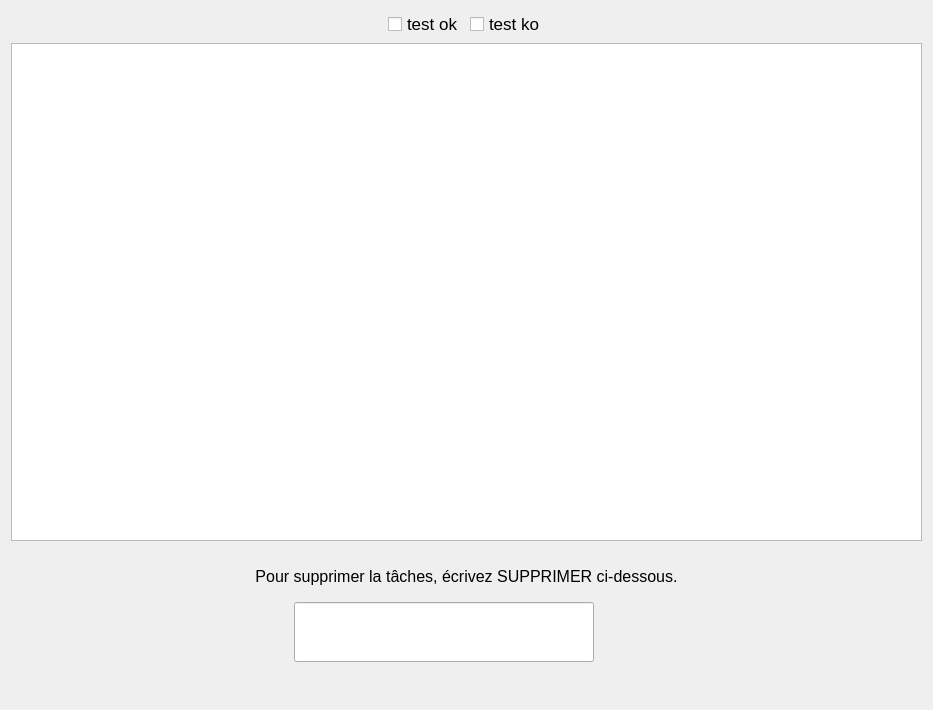
Old version of the form App/Juntos/uitestunitaire.ui in the repository workspacerg/Juntos.
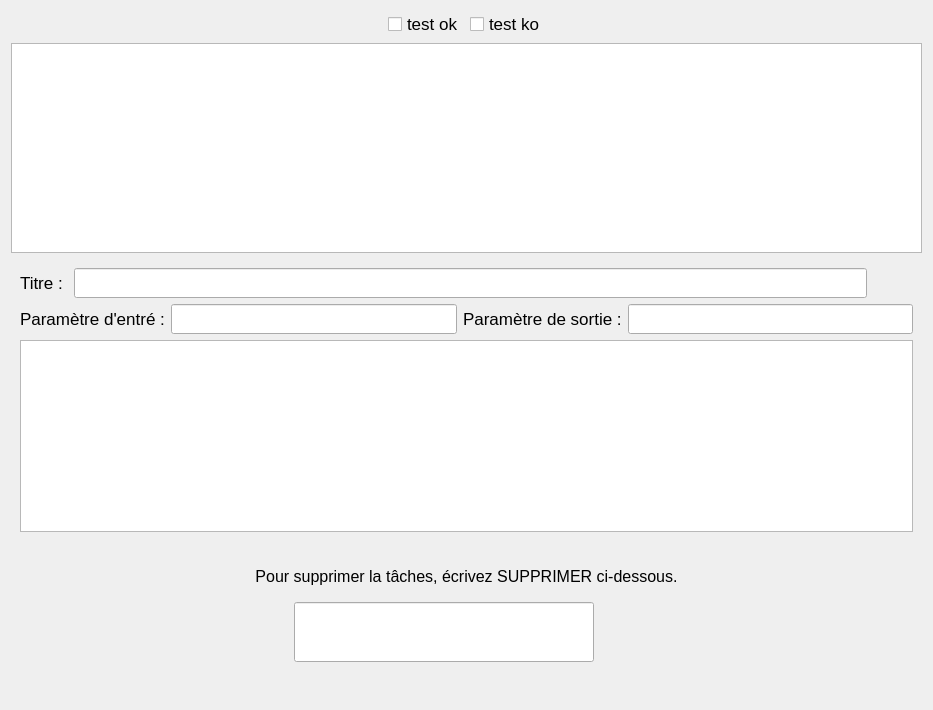
New version of the form. Icons and pictures are not drawn.

Diff of the .ui file:
```diff
--- a/App/Juntos/uitestunitaire.ui
+++ b/App/Juntos/uitestunitaire.ui
@@ -13,7 +13,7 @@
   <property name="windowTitle">
    <string>Dialog</string>
   </property>
-  <layout class="QVBoxLayout" name="verticalLayout_2">
+  <layout class="QVBoxLayout" name="verticalLayout_3">
    <item>
     <layout class="QHBoxLayout" name="horizontalLayout">
      <item>
@@ -99,6 +99,112 @@
      </property>
     </widget>
    </item>
+   <item>
+    <widget class="QWidget" name="addBox" native="true">
+     <layout class="QVBoxLayout" name="verticalLayout_2">
+      <item>
+       <layout class="QHBoxLayout" name="horizontalLayout_5">
+        <item>
+         <widget class="QLabel" name="label_2">
+          <property name="font">
+           <font>
+            <pointsize>13</pointsize>
+           </font>
+          </property>
+          <property name="text">
+           <string>Titre : </string>
+          </property>
+         </widget>
+        </item>
+        <item>
+         <widget class="QLineEdit" name="TitreLine">
+          <property name="minimumSize">
+           <size>
+            <width>0</width>
+            <height>30</height>
+           </size>
+          </property>
+         </widget>
+        </item>
+        <item>
+         <widget class="QPushButton" name="save_test">
+          <property name="text">
+           <string/>
+          </property>
+          <property name="icon">
+           <iconset resource="Images.qrc">
+            <normaloff>:/new/MenuInterface/Ressouces/plus-512.png</normaloff>:/new/MenuInterface/Ressouces/plus-512.png</iconset>
+          </property>
+          <property name="iconSize">
+           <size>
+            <width>25</width>
+            <height>25</height>
+           </size>
+          </property>
+          <property name="autoDefault">
+           <bool>false</bool>
+          </property>
+          <property name="flat">
+           <bool>true</bool>
+          </property>
+         </widget>
+        </item>
+       </layout>
+      </item>
+      <item>
+       <layout class="QHBoxLayout" name="horizontalLayout_4">
+        <item>
+         <widget class="QLabel" name="label_3">
+          <property name="font">
+           <font>
+            <pointsize>13</pointsize>
+           </font>
+          </property>
+          <property name="text">
+           <string>Paramètre d'entré :</string>
+          </property>
+         </widget>
+        </item>
+        <item>
+         <widget class="QLineEdit" name="pInline">
+          <property name="minimumSize">
+           <size>
+            <width>0</width>
+            <height>30</height>
+           </size>
+          </property>
+         </widget>
+        </item>
+        <item>
+         <widget class="QLabel" name="label_4">
+          <property name="font">
+           <font>
+            <pointsize>13</pointsize>
+           </font>
+          </property>
+          <property name="text">
+           <string>Paramètre de sortie :</string>
+          </property>
+         </widget>
+        </item>
+        <item>
+         <widget class="QLineEdit" name="pOutLine">
+          <property name="minimumSize">
+           <size>
+            <width>0</width>
+            <height>30</height>
+           </size>
+          </property>
+         </widget>
+        </item>
+       </layout>
+      </item>
+      <item>
+       <widget class="QPlainTextEdit" name="DescrTPL"/>
+      </item>
+     </layout>
+    </widget>
+   </item>
    <item>
     <widget class="QWidget" name="delBox" native="true">
      <layout class="QVBoxLayout" name="verticalLayout">
```
